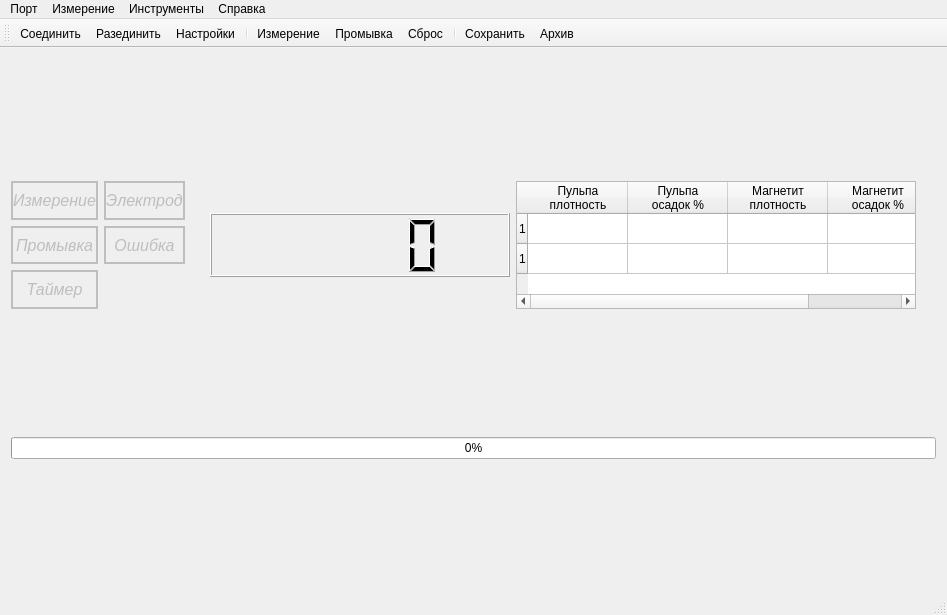
Old version of the form mainwindow.ui in the repository trilml77/plotnomer-gui.
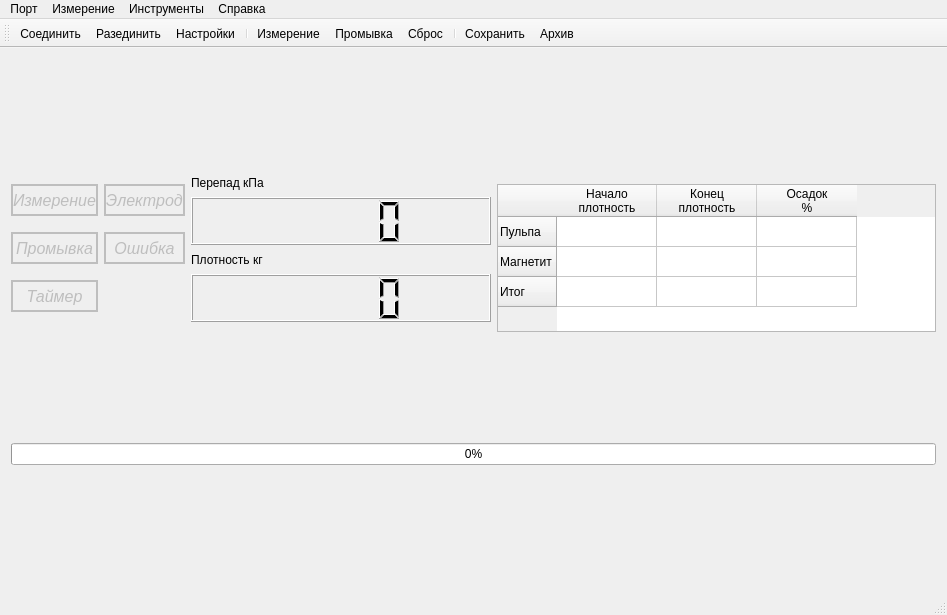
New version of the form. Icons and pictures are not drawn.

The edit to the form file:
```diff
--- a/mainwindow.ui
+++ b/mainwindow.ui
@@ -18,7 +18,7 @@
     <item>
      <layout class="QHBoxLayout" name="horizontalLayout">
       <property name="sizeConstraint">
-       <enum>QLayout::SetMinimumSize</enum>
+       <enum>QLayout::SetDefaultConstraint</enum>
       </property>
       <item>
        <layout class="QGridLayout" name="gridLayout">
@@ -55,6 +55,12 @@
           <property name="enabled">
            <bool>false</bool>
           </property>
+          <property name="maximumSize">
+           <size>
+            <width>16777215</width>
+            <height>32</height>
+           </size>
+          </property>
           <property name="font">
            <font>
             <pointsize>12</pointsize>
@@ -83,6 +89,12 @@
           <property name="enabled">
            <bool>false</bool>
           </property>
+          <property name="maximumSize">
+           <size>
+            <width>16777215</width>
+            <height>32</height>
+           </size>
+          </property>
           <property name="font">
            <font>
             <pointsize>12</pointsize>
@@ -139,6 +151,12 @@
           <property name="enabled">
            <bool>false</bool>
           </property>
+          <property name="maximumSize">
+           <size>
+            <width>16777215</width>
+            <height>32</height>
+           </size>
+          </property>
           <property name="font">
            <font>
             <pointsize>12</pointsize>
@@ -165,30 +183,35 @@
        </layout>
       </item>
       <item>
-       <spacer name="horizontalSpacer">
-        <property name="orientation">
-         <enum>Qt::Horizontal</enum>
+       <layout class="QVBoxLayout" name="verticalLayout_3">
+        <property name="sizeConstraint">
+         <enum>QLayout::SetDefaultConstraint</enum>
         </property>
-        <property name="sizeHint" stdset="0">
+        <item>
+         <widget class="QLabel" name="label_2">
+          <property name="maximumSize">
          <size>
-          <width>40</width>
-          <height>20</height>
-         </size>
-        </property>
-       </spacer>
+            <width>16777215</width>
+            <height>24</height>
+           </size>
+          </property>
+          <property name="text">
+           <string>Перепад кПа</string>
+          </property>
+         </widget>
       </item>
       <item>
-       <widget class="QLCDNumber" name="lcdNumber">
+         <widget class="QLCDNumber" name="lcdNumber_dp">
         <property name="minimumSize">
          <size>
           <width>300</width>
-          <height>64</height>
+            <height>48</height>
          </size>
         </property>
         <property name="maximumSize">
          <size>
           <width>16777215</width>
-          <height>64</height>
+            <height>48</height>
          </size>
         </property>
         <property name="font">
@@ -217,11 +240,42 @@
        </widget>
       </item>
       <item>
+         <widget class="QLabel" name="label">
+          <property name="maximumSize">
+           <size>
+            <width>16777215</width>
+            <height>24</height>
+           </size>
+          </property>
+          <property name="text">
+           <string>Плотность кг</string>
+          </property>
+         </widget>
+        </item>
+        <item>
+         <widget class="QLCDNumber" name="lcdNumber_dn">
+          <property name="minimumSize">
+           <size>
+            <width>300</width>
+            <height>48</height>
+           </size>
+          </property>
+          <property name="maximumSize">
+           <size>
+            <width>16777215</width>
+            <height>48</height>
+           </size>
+          </property>
+         </widget>
+        </item>
+       </layout>
+      </item>
+      <item>
        <widget class="QTableWidget" name="tableResult">
         <property name="minimumSize">
          <size>
           <width>400</width>
-          <height>128</height>
+          <height>148</height>
          </size>
         </property>
         <property name="maximumSize">
@@ -235,53 +289,39 @@
         </property>
         <row>
          <property name="text">
-          <string>1</string>
+          <string>Пульпа</string>
          </property>
         </row>
         <row>
          <property name="text">
-          <string>1</string>
+          <string>Магнетит</string>
          </property>
         </row>
-        <column>
+        <row>
          <property name="text">
-          <string>Пульпа
-плотность</string>
+          <string>Итог</string>
          </property>
-        </column>
+        </row>
         <column>
          <property name="text">
-          <string>Пульпа
-осадок %</string>
+          <string>Начало
+плотность</string>
          </property>
         </column>
         <column>
          <property name="text">
-          <string>Магнетит
+          <string>Конец
 плотность</string>
          </property>
         </column>
         <column>
          <property name="text">
-          <string>Магнетит
-осадок %</string>
+          <string>Осадок
+%</string>
          </property>
         </column>
        </widget>
       </item>
-      <item>
-       <spacer name="horizontalSpacer_2">
-        <property name="orientation">
-         <enum>Qt::Horizontal</enum>
-        </property>
-        <property name="sizeHint" stdset="0">
-         <size>
-          <width>40</width>
-          <height>20</height>
-         </size>
-        </property>
-       </spacer>
-      </item>
      </layout>
     </item>
     <item>
```
Left out of the diff: 2 changed lines with no effect on the pictures. Lines whose indentation alone changed are shown as unchanged.
